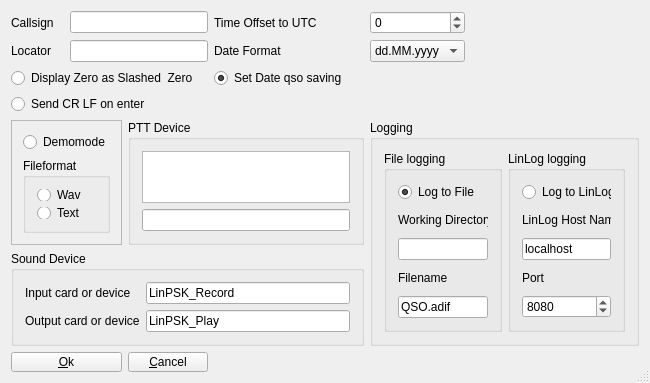
Above: gui/generalsettings.ui from dl1ksv/linpsk before the change. Below: the same form after it.
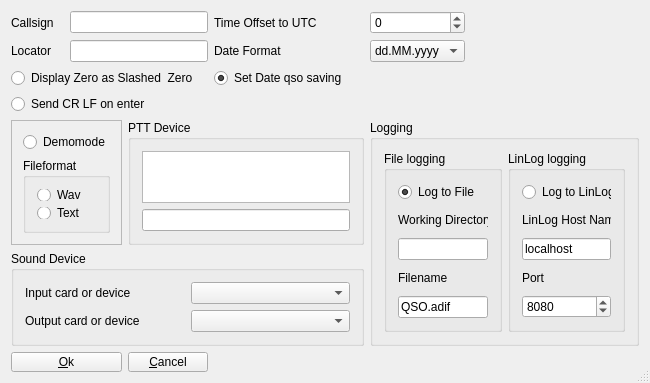
That is the form after the change.

Commit message: Changing selection of Input/Output devices

Diff of the .ui file:
```diff
--- a/gui/generalsettings.ui
+++ b/gui/generalsettings.ui
@@ -394,13 +394,6 @@
       <string>Sound Device</string>
      </property>
      <layout class="QGridLayout" name="gridLayout">
-      <item row="1" column="1">
-       <widget class="QLineEdit" name="soundOutputDeviceName">
-        <property name="text">
-         <string>LinPSK_Play</string>
-        </property>
-       </widget>
-      </item>
       <item row="0" column="0">
        <widget class="QLabel" name="label_7">
         <property name="text">
@@ -408,13 +401,6 @@
         </property>
        </widget>
       </item>
-      <item row="0" column="1">
-       <widget class="QLineEdit" name="soundInputDeviceName">
-        <property name="text">
-         <string>LinPSK_Record</string>
-        </property>
-       </widget>
-      </item>
       <item row="1" column="0">
        <widget class="QLabel" name="label_8">
         <property name="text">
@@ -422,6 +408,20 @@
         </property>
        </widget>
       </item>
+      <item row="0" column="1">
+       <widget class="QComboBox" name="soundInputDeviceName">
+        <property name="editable">
+         <bool>false</bool>
+        </property>
+       </widget>
+      </item>
+      <item row="1" column="1">
+       <widget class="QComboBox" name="soundOutputDeviceName">
+        <property name="editable">
+         <bool>false</bool>
+        </property>
+       </widget>
+      </item>
      </layout>
     </widget>
    </item>
```
Left out of the diff: 2 changed lines with no effect on the pictures. The commit also changes 3 other files.
